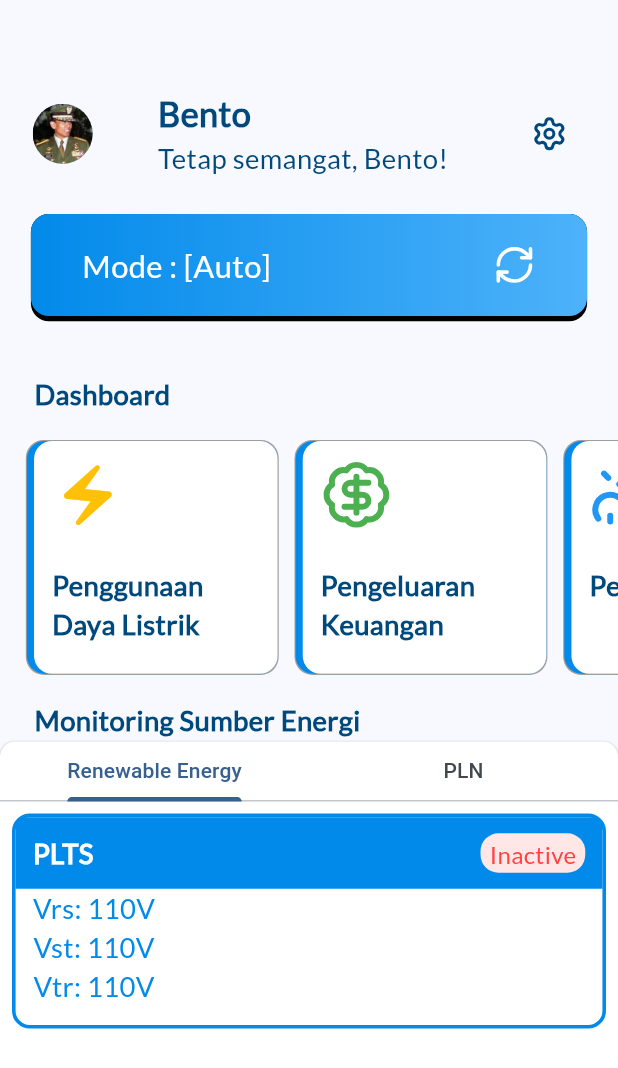
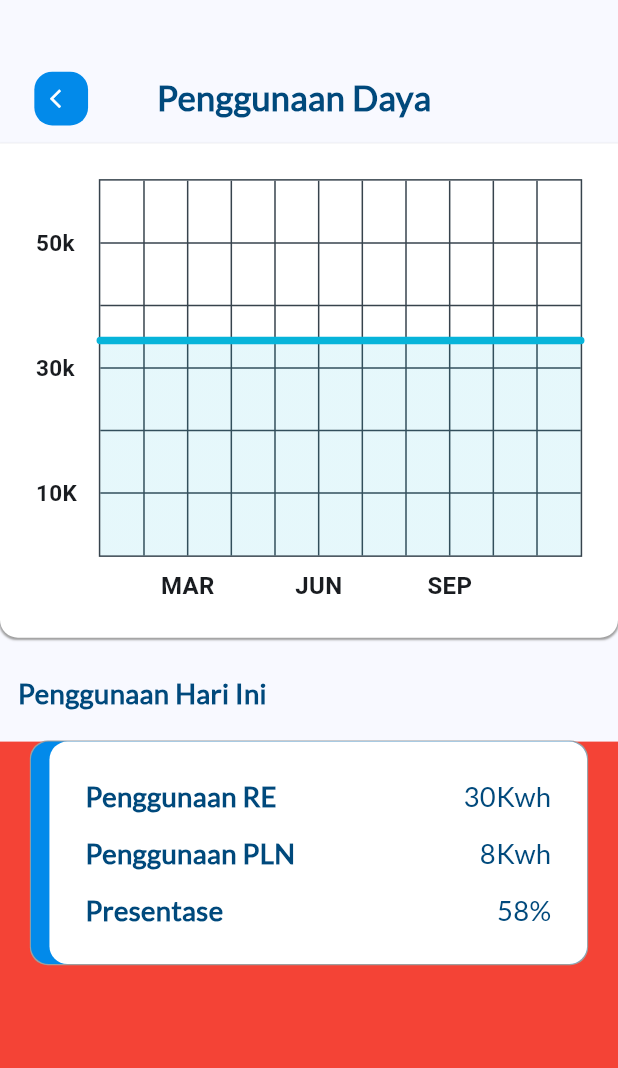
Before and after one commit to neorock07/smartgrid, a Flutter app: the Home screen opened directly, after a tap on "Penggunaan Daya Listrik", on a phone screen of 412 x 824 dp. Shown: the top 1068 px of the screen. Run offline on Flutter 3.47's test engine with Material 2 defaults, Android fonts, the phone set to English and light mode, and no system bars; drawn by our look-alikes of fl_chart; our stand-ins replace firebase_core, flutter_screenutil, get, infinite_scroll_pagination, lucide_icons, percent_indicator; accounts and stored records are empty.

Commit message:
add: penggunaan listrik

```diff
--- /dev/null
+++ b/lib/Model/ChartData.dart
@@ -0,0 +1,6 @@
+class ChartData {
+  ChartData(this.month, this.sales);
+
+  final String month;
+  final double sales;
+}
--- /dev/null
+++ b/lib/Model/RiwayatModel.dart
@@ -0,0 +1,15 @@
+class RiwayatModel{
+  String? name1;
+  String? name2;
+  int? value1;
+  int? value2;
+  String? date;
+
+  RiwayatModel({
+    this.name1,
+    this.name2,
+    this.value1,
+    this.value2,
+    this.date
+  });
+}
--- /dev/null
+++ b/lib/Partials/Card/BaseCard.dart
@@ -0,0 +1,26 @@
+import 'package:flutter/material.dart';
+import 'package:flutter_screenutil/flutter_screenutil.dart';
+import 'package:lucide_icons/lucide_icons.dart';
+
+Widget BaseCard(BuildContext context, {
+  required double height,
+  required double width,
+  required Widget widget}) {
+  return Container(
+    height: height,
+    width: width,
+    child: Stack(
+      children: [
+        Container(
+          width: width,
+          height: height,
+          decoration: BoxDecoration(
+              boxShadow: [BoxShadow(color: Colors.grey, spreadRadius: 0.7)],
+              color: Color.fromRGBO(2, 138, 234, 1),
+              borderRadius: BorderRadius.circular(10.dm)),
+        ),
+        widget
+      ],
+    ),
+  );
+}
--- a/lib/Partials/Widget/PercentBar.dart
+++ b/lib/Partials/Widget/PercentBar.dart
@@ -9,6 +9,8 @@ Widget PercentBar(BuildContext context, {
   return CircularPercentIndicator(
     radius: 90.dm,
     curve: Curves.easeIn,
+    animation: true,
+    animationDuration: 1000,
     circularStrokeCap: CircularStrokeCap.round,
     percent: percent,
     lineWidth: 20.dm,
--- a/lib/View/Home.dart
+++ b/lib/View/Home.dart
@@ -7,6 +7,7 @@ import 'package:smartgrid/View/ListEnergy.dart';
 import 'package:smartgrid/View/ListPLN.dart';
 import 'package:smartgrid/View/Pengaturan.dart';
 import 'package:smartgrid/View/PengeluaranBiaya.dart';
+import 'package:smartgrid/View/PenggunaanDaya.dart';
 
 class Home extends StatefulWidget {
   const Home({Key? key}) : super(key: key);
@@ -121,7 +122,10 @@ class _HomeState extends State<Home> with TickerProviderStateMixin {
                             label: "Penggunaan Daya Listrik",
                             icon: Icons.electric_bolt,
                             color: Colors.amber,
-                            onTap: () {}),
+                            onTap: () {
+                              Navigator.push(context, MaterialPageRoute(builder: (context)=>PenggunaanDaya()));
+
+                            }),
                       ),
                       Padding(
                         padding: EdgeInsets.all(5.dm),
--- /dev/null
+++ b/lib/View/PenggunaanDaya.dart
@@ -0,0 +1,401 @@
+import 'package:fl_chart/fl_chart.dart';
+import 'package:flutter/material.dart';
+import 'package:flutter_screenutil/flutter_screenutil.dart';
+import 'package:infinite_scroll_pagination/infinite_scroll_pagination.dart';
+import 'package:smartgrid/Model/ChartData.dart';
+import 'package:smartgrid/Model/RiwayatModel.dart';
+import 'package:smartgrid/Partials/Button/BackButton.dart';
+import 'package:smartgrid/Partials/Card/BaseCard.dart';
+
+class PenggunaanDaya extends StatefulWidget {
+  const PenggunaanDaya({Key? key}) : super(key: key);
+
+  @override
+  _PenggunaanDayaState createState() => _PenggunaanDayaState();
+}
+
+class _PenggunaanDayaState extends State<PenggunaanDaya> {
+  static const _pageSize = 20;
+
+  final PagingController<int, RiwayatModel> _pagingController =
+      PagingController(firstPageKey: 0);
+
+  List<RiwayatModel> data_fake = [
+    RiwayatModel(
+        name1: "RE", name2: "PLN", value1: 30, value2: 8, date: "12/08/2024"),
+    RiwayatModel(
+        name1: "RE", name2: "PLN", value1: 30, value2: 8, date: "12/08/2024"),
+    RiwayatModel(
+        name1: "RE", name2: "PLN", value1: 30, value2: 8, date: "12/08/2024"),
+  ];
+
+  @override
+  void initState() {
+    super.initState();
+    _pagingController.addPageRequestListener((pageKey) {
+      _pagingController.appendPage(data_fake, pageKey);
+    });
+  }
+
+  List<Color> gradientColors = [
+    Colors.cyan,
+    Colors.blue,
+  ];
+
+  Widget bottomTitleWidgets(double value, TitleMeta meta) {
+    const style = TextStyle(
+      fontWeight: FontWeight.bold,
+      fontSize: 16,
+    );
+    Widget text;
+    switch (value.toInt()) {
+      case 2:
+        text = const Text('MAR', style: style);
+        break;
+      case 5:
+        text = const Text('JUN', style: style);
+        break;
+      case 8:
+        text = const Text('SEP', style: style);
+        break;
+      default:
+        text = const Text('', style: style);
+        break;
+    }
+
+    return SideTitleWidget(
+      axisSide: meta.axisSide,
+      child: text,
+    );
+  }
+
+  Widget leftTitleWidgets(double value, TitleMeta meta) {
+    const style = TextStyle(
+      fontWeight: FontWeight.bold,
+      fontSize: 15,
+    );
+    String text;
+    switch (value.toInt()) {
+      case 1:
+        text = '10K';
+        break;
+      case 3:
+        text = '30k';
+        break;
+      case 5:
+        text = '50k';
+        break;
+      default:
+        return Container();
+    }
+
+    return Text(text, style: style, textAlign: TextAlign.left);
+  }
+
+  LineChartData avgData() {
+    return LineChartData(
+      lineTouchData: const LineTouchData(enabled: false),
+      gridData: FlGridData(
+        show: true,
+        drawHorizontalLine: true,
+        verticalInterval: 1,
+        horizontalInterval: 1,
+        getDrawingVerticalLine: (value) {
+          return const FlLine(
+            color: Color(0xff37434d),
+            strokeWidth: 1,
+          );
+        },
+        getDrawingHorizontalLine: (value) {
+          return const FlLine(
+            color: Color(0xff37434d),
+            strokeWidth: 1,
+          );
+        },
+      ),
+      titlesData: FlTitlesData(
+        show: true,
+        bottomTitles: AxisTitles(
+          sideTitles: SideTitles(
+            showTitles: true,
+            reservedSize: 30,
+            getTitlesWidget: bottomTitleWidgets,
+            interval: 1,
+          ),
+        ),
+        leftTitles: AxisTitles(
+          sideTitles: SideTitles(
+            showTitles: true,
+            getTitlesWidget: leftTitleWidgets,
+            reservedSize: 42,
+            interval: 1,
+          ),
+        ),
+        topTitles: const AxisTitles(
+          sideTitles: SideTitles(showTitles: false),
+        ),
+        rightTitles: const AxisTitles(
+          sideTitles: SideTitles(showTitles: false),
+        ),
+      ),
+      borderData: FlBorderData(
+        show: true,
+        border: Border.all(color: const Color(0xff37434d)),
+      ),
+      minX: 0,
+      maxX: 11,
+      minY: 0,
+      maxY: 6,
+      lineBarsData: [
+        LineChartBarData(
+          spots: const [
+            FlSpot(0, 3.44),
+            FlSpot(2.6, 3.44),
+            FlSpot(4.9, 3.44),
+            FlSpot(6.8, 3.44),
+            FlSpot(8, 3.44),
+            FlSpot(9.5, 3.44),
+            FlSpot(11, 3.44),
+          ],
+          isCurved: true,
+          gradient: LinearGradient(
+            colors: [
+              ColorTween(begin: gradientColors[0], end: gradientColors[1])
+                  .lerp(0.2)!,
+              ColorTween(begin: gradientColors[0], end: gradientColors[1])
+                  .lerp(0.2)!,
+            ],
+          ),
+          barWidth: 5,
+          isStrokeCapRound: true,
+          dotData: const FlDotData(
+            show: false,
+          ),
+          belowBarData: BarAreaData(
+            show: true,
+            gradient: LinearGradient(
+              colors: [
+                ColorTween(begin: gradientColors[0], end: gradientColors[1])
+                    .lerp(0.2)!
+                    .withOpacity(0.1),
+                ColorTween(begin: gradientColors[0], end: gradientColors[1])
+                    .lerp(0.2)!
+                    .withOpacity(0.1),
+              ],
+            ),
+          ),
+        ),
+      ],
+    );
+  }
+
+  @override
+  Widget build(BuildContext context) {
+    return Scaffold(
+      body: Stack(children: [
+        Column(
+          crossAxisAlignment: CrossAxisAlignment.start,
+          children: [
+            SizedBox(
+              height: 40.h,
+            ),
+            Row(
+              mainAxisAlignment: MainAxisAlignment.start,
+              children: [
+                Padding(
+                  padding: EdgeInsets.only(left: 20.w, right: 40.w),
+                  child: KembaliButton(context, onTap: () {
+                    Navigator.pop(context);
+                  }),
+                ),
+                Center(
+                  child: Align(
+                    alignment: Alignment.center,
+                    child: Text(
+                      "Penggunaan Daya",
+                      style: TextStyle(
+                          fontFamily: "Lato",
+                          fontSize: 20.sp,
+                          fontWeight: FontWeight.bold,
+                          color: Color.fromRGBO(0, 73, 124, 1)),
+                    ),
+                  ),
+                ),
+              ],
+            ),
+            SizedBox(
+              height: 10.h,
+            ),
+            Container(
+                height: MediaQuery.of(context).size.height * 0.4,
+                width: MediaQuery.of(context).size.width,
+                decoration: BoxDecoration(
+                  color: Colors.white,
+                  borderRadius: BorderRadius.only(
+                      bottomLeft: Radius.circular(10.dm),
+                      bottomRight: Radius.circular(10.dm)),
+                  boxShadow: [
+                    BoxShadow(
+                        color: Colors.grey,
+                        blurRadius: 0.4,
+                        spreadRadius: 0.3,
+                        offset: Offset(0, 1.2))
+                  ],
+                ),
+                child: Padding(
+                    padding: EdgeInsets.all(20.dm),
+                    child: Container(child: LineChart(avgData())))),
+            SizedBox(
+              height: 10.h,
+            ),
+            Padding(
+              padding: EdgeInsets.all(10.dm),
+              child: Text(
+                "Penggunaan Hari Ini",
+                style: TextStyle(
+                  fontFamily: "Lato",
+                  fontSize: 16.sp,
+                  color: Color.fromRGBO(0, 73, 124, 1),
+                  fontWeight: FontWeight.bold,
+                ),
+              ),
+            ),
+            Padding(
+              padding: EdgeInsets.all(10.dm),
+              child: Text(
+                "Riwayat Penggunaan",
+                style: TextStyle(
+                    color: Color.fromRGBO(0, 73, 124, 1),
+                    fontFamily: "Lato",
+                    fontWeight: FontWeight.bold,
+                    fontSize: 18.sp),
+              ),
+            ),
+            SizedBox(
+              height: 10.h,
+            ),
+          ],
+        ),
+        DraggableScrollableSheet(
+            minChildSize: 0.4,
+            initialChildSize: 0.4,
+            maxChildSize: 0.6,
+            builder: ((context, scrollController) {
+              return Container(
+                  height: MediaQuery.of(context).size.height * 0.4,
+                  width: MediaQuery.of(context).size.width,
+                  color: Colors.red, // Adjust height as needed
+                  child: ListView(
+                    controller: scrollController,
+                    children: [
+                    Center(
+                      child: BaseCard(
+                        context,
+                        height: MediaQuery.of(context).size.height * 0.18,
+                        width: MediaQuery.of(context).size.width * 0.9,
+                        widget: Align(
+                          alignment: Alignment.centerRight,
+                          child: Container(
+                            width: MediaQuery.of(context).size.width * 0.87,
+                            height: MediaQuery.of(context).size.height * 0.18,
+                            decoration: BoxDecoration(
+                                color: Colors.white,
+                                borderRadius: BorderRadius.circular(10.dm)),
+                            child: Padding(
+                              padding: EdgeInsets.all(20.dm),
+                              child: Column(
+                                mainAxisAlignment: MainAxisAlignment.center,
+                                crossAxisAlignment: CrossAxisAlignment.start,
+                                children: [
+                                  Row(
+                                    mainAxisAlignment:
+                                        MainAxisAlignment.spaceBetween,
+                                    children: [
+                                      Text(
+                                        "Penggunaan RE",
+                                        style: TextStyle(
+                                            color:
+                                                Color.fromRGBO(0, 73, 124, 1),
+                                            fontWeight: FontWeight.bold,
+                                            fontSize: 16.sp,
+                                            fontFamily: "Lato"),
+                                      ),
+                                      Text(
+                                        "30Kwh",
+                                        style: TextStyle(
+                                            color:
+                                                Color.fromRGBO(0, 73, 124, 1),
+                                            fontWeight: FontWeight.normal,
+                                            fontSize: 16.sp,
+                                            fontFamily: "Lato"),
+                                      ),
+                                    ],
+                                  ),
+                                  SizedBox(
+                                    height: 10.h,
+                                  ),
+                                  Row(
+                                    mainAxisAlignment:
+                                        MainAxisAlignment.spaceBetween,
+                                    children: [
+                                      Text(
+                                        "Penggunaan PLN",
+                                        style: TextStyle(
+                                            color:
+                                                Color.fromRGBO(0, 73, 124, 1),
+                                            fontWeight: FontWeight.bold,
+                                            fontSize: 16.sp,
+                                            fontFamily: "Lato"),
+                                      ),
+                                      Text(
+                                        "8Kwh",
+                                        style: TextStyle(
+                                            color:
+                                                Color.fromRGBO(0, 73, 124, 1),
+                                            fontWeight: FontWeight.normal,
+                                            fontSize: 16.sp,
+                                            fontFamily: "Lato"),
+                                      ),
+                                    ],
+                                  ),
+                                  SizedBox(
+                                    height: 10.h,
+                                  ),
+                                  Row(
+                                    mainAxisAlignment:
+                                        MainAxisAlignment.spaceBetween,
+                                    children: [
+                                      Text(
+                                        "Presentase",
+                                        style: TextStyle(
+                                            color:
+                                                Color.fromRGBO(0, 73, 124, 1),
+                                            fontWeight: FontWeight.bold,
+                                            fontSize: 16.sp,
+                                            fontFamily: "Lato"),
+                                      ),
+                                      Text(
+                                        "58%",
+                                        style: TextStyle(
+                                            color:
+                                                Color.fromRGBO(0, 73, 124, 1),
+                                            fontWeight: FontWeight.normal,
+                                            fontSize: 16.sp,
+                                            fontFamily: "Lato"),
+                                      ),
+                                    ],
+                                  ),
+                                ],
+                              ),
+                            ),
+                          ),
+                        ),
+                      ),
+                    ),
+
+                  ]));
+            }))
+      ]),
+    );
+  }
+}
--- a/pubspec.yaml
+++ b/pubspec.yaml
@@ -63,6 +63,8 @@ dependencies:
   firebase_auth: ^4.16.0
   cloud_firestore: ^4.14.0
   percent_indicator: ^4.2.3
+  fl_chart: ^0.64.0
+  infinite_scroll_pagination: ^4.0.0
 
 dev_dependencies:
   flutter_test:
```
Also changed, not shown: pubspec.lock.
